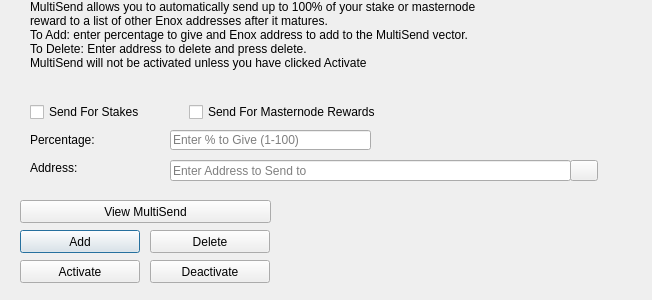
SmandeP/bib, file src/qt/forms/multisenddialog.ui: the form before one commit.
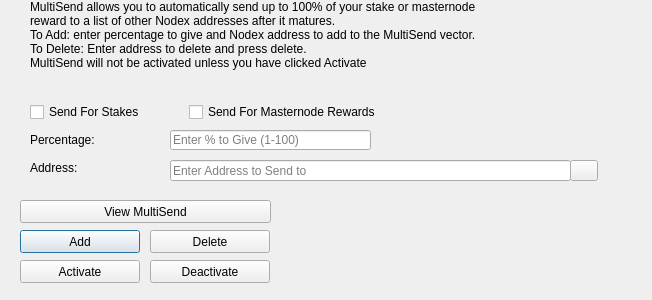
The form after the commit. Icons and pictures are not drawn.

The edit to the form file:
```diff
--- a/src/qt/forms/multisenddialog.ui
+++ b/src/qt/forms/multisenddialog.ui
@@ -61,8 +61,8 @@
     <number>1</number>
    </property>
    <property name="text">
-    <string>MultiSend allows you to automatically send up to 100% of your stake or masternode reward to a list of other Enox addresses after it matures.
-To Add: enter percentage to give and Enox address to add to the MultiSend vector.
+    <string>MultiSend allows you to automatically send up to 100% of your stake or masternode reward to a list of other Nodex addresses after it matures.
+To Add: enter percentage to give and Nodex address to add to the MultiSend vector.
 To Delete: Enter address to delete and press delete.
 MultiSend will not be activated unless you have clicked Activate</string>
    </property>
```
Left out of the diff: 4 changed lines with no effect on the pictures.
